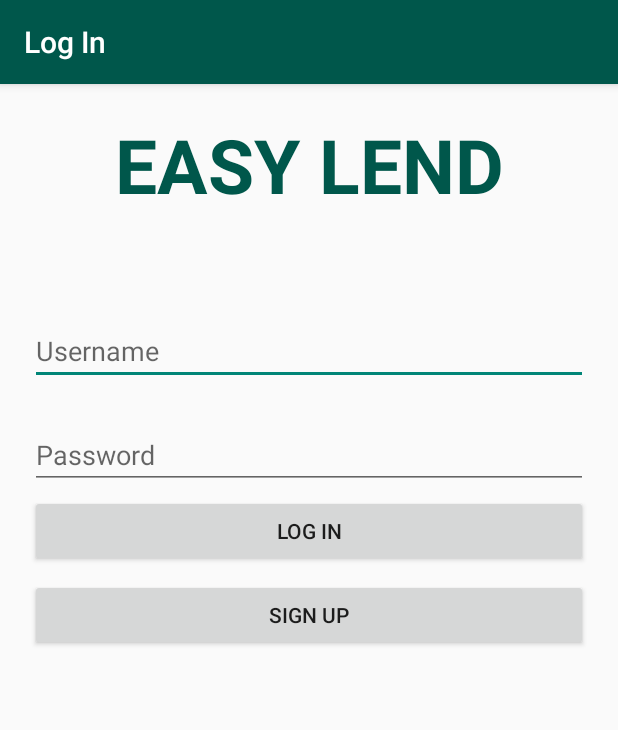
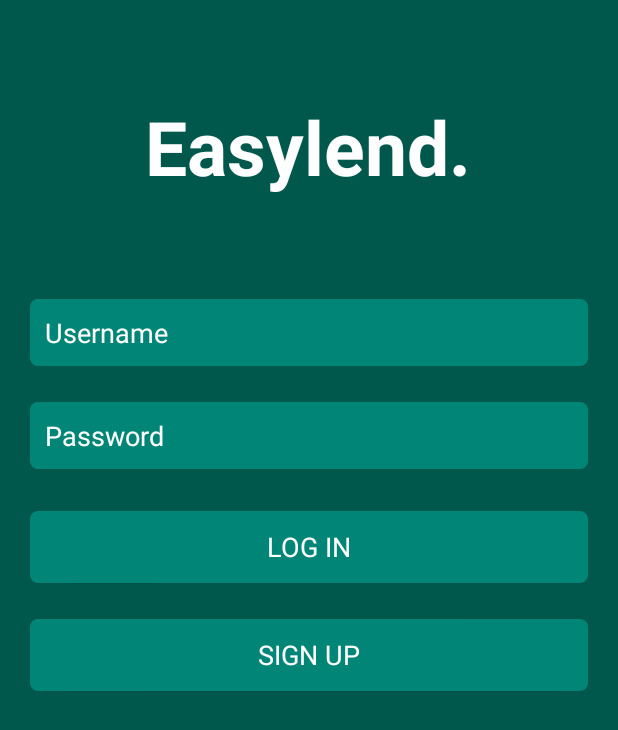
Before and after one commit to moazin/easylend-android-app, an Android app: the screen it shows after launch (LoginActivity), on a phone screen of 412 x 824 dp. Shown: the top 730 px of the screen. Run offline under Robolectric (Android 15) with nearby library versions, the phone set to English and light mode, and no system bars; our stand-ins replace Volley.

Commit message:
beautified the login and signup with dark green theme

```diff
--- a/app/src/main/java/com/example/moazin/easylend/LoginActivity.java
+++ b/app/src/main/java/com/example/moazin/easylend/LoginActivity.java
@@ -34,10 +34,6 @@ public class LoginActivity extends AppCompatActivity {
     protected void onCreate(Bundle savedInstanceState) {
         super.onCreate(savedInstanceState);
         setContentView(R.layout.activity_login);
-        Toolbar toolbar = findViewById(R.id.toolbar);
-        setSupportActionBar(toolbar);
-        ActionBar actionBar  = getSupportActionBar();
-        actionBar.setTitle("Log In");
 
         // get all text boxes loaded
         username_edittext = findViewById(R.id.login_username_box);
--- /dev/null
+++ b/app/src/main/res/drawable/edit_text_green.xml
@@ -0,0 +1,6 @@
+<shape xmlns:android="http://schemas.android.com/apk/res/android"
+    android:shape="rectangle">
+    <solid android:color="@color/colorPrimary" />
+    <corners
+        android:radius="5dp"/>
+</shape>
--- a/app/src/main/res/layout/activity_login.xml
+++ b/app/src/main/res/layout/activity_login.xml
@@ -7,17 +7,10 @@
     android:layout_height="match_parent"
     android:orientation="vertical">
 
-    <android.support.v7.widget.Toolbar
-        android:id="@+id/toolbar"
-        android:layout_width="match_parent"
-        android:layout_height="?attr/actionBarSize"
-        android:background="@color/colorPrimaryDark"
-        android:elevation="4dp"
-        android:theme="@style/ThemeOverlay.AppCompat.Dark.ActionBar" />
-
     <android.support.constraint.ConstraintLayout
         android:layout_width="match_parent"
         android:layout_height="match_parent"
+        android:background="@color/colorPrimaryDark"
         tools:context=".LoginActivity">
 
         <EditText
@@ -27,6 +20,7 @@
             android:layout_marginStart="20dp"
             android:layout_marginTop="10dp"
             android:layout_marginEnd="20dp"
+            style="@style/MyEditText"
             android:ems="10"
             android:hint="Username"
             app:layout_constraintEnd_toEndOf="parent"
@@ -41,6 +35,7 @@
             android:layout_marginStart="20dp"
             android:layout_marginTop="24dp"
             android:layout_marginEnd="20dp"
+            style="@style/MyEditText"
             android:ems="10"
             android:hint="Password"
             android:inputType="textPassword"
@@ -54,11 +49,12 @@
             android:layout_width="0dp"
             android:layout_height="wrap_content"
             android:layout_marginStart="20dp"
-            android:layout_marginTop="4dp"
+            android:layout_marginTop="28dp"
             android:layout_marginEnd="20dp"
+            style="@style/MyEditText"
             android:text="Log In"
             app:layout_constraintEnd_toEndOf="parent"
-            app:layout_constraintHorizontal_bias="1.0"
+            app:layout_constraintHorizontal_bias="0.0"
             app:layout_constraintStart_toStartOf="parent"
             app:layout_constraintTop_toBottomOf="@+id/login_password_box" />
 
@@ -67,11 +63,12 @@
             android:layout_width="0dp"
             android:layout_height="wrap_content"
             android:layout_marginStart="20dp"
-            android:layout_marginTop="8dp"
+            android:layout_marginTop="24dp"
             android:layout_marginEnd="20dp"
+            style="@style/MyEditText"
             android:text="Sign Up"
             app:layout_constraintEnd_toEndOf="parent"
-            app:layout_constraintHorizontal_bias="1.0"
+            app:layout_constraintHorizontal_bias="0.0"
             app:layout_constraintStart_toStartOf="parent"
             app:layout_constraintTop_toBottomOf="@+id/login_login_button" />
 
@@ -80,13 +77,14 @@
             android:layout_width="wrap_content"
             android:layout_height="wrap_content"
             android:layout_marginStart="8dp"
-            android:layout_marginTop="20dp"
+            android:layout_marginTop="64dp"
             android:layout_marginEnd="8dp"
-            android:text="EASY LEND"
-            android:textColor="@color/colorPrimaryDark"
+            android:text="Easylend."
+            android:textColor="@android:color/background_light"
             android:textSize="50sp"
             android:textStyle="bold"
             app:layout_constraintEnd_toEndOf="parent"
+            app:layout_constraintHorizontal_bias="0.497"
             app:layout_constraintStart_toStartOf="parent"
             app:layout_constraintTop_toTopOf="parent" />
 
--- a/app/src/main/res/values/styles.xml
+++ b/app/src/main/res/values/styles.xml
@@ -8,4 +8,15 @@
         <item name="colorAccent">@color/colorAccent</item>
     </style>
 
+    <style name="MyEditText" parent="TextAppearance.AppCompat">
+        <item name="android:paddingLeft">10dp</item>
+        <item name="android:paddingRight">10dp</item>
+        <item name="android:paddingTop">10dp</item>
+        <item name="android:paddingBottom">10dp</item>
+        <item name="android:background">@drawable/edit_text_green</item>
+        <item name="android:textColor">@android:color/background_light</item>
+        <item name="android:textColorHint">@android:color/background_light</item>
+        <item name="android:textSize">18sp</item>
+    </style>
+
 </resources>
```
Also changed, not shown: app/src/main/res/layout/activity_sign_up.xml (+14 -6 lines).
